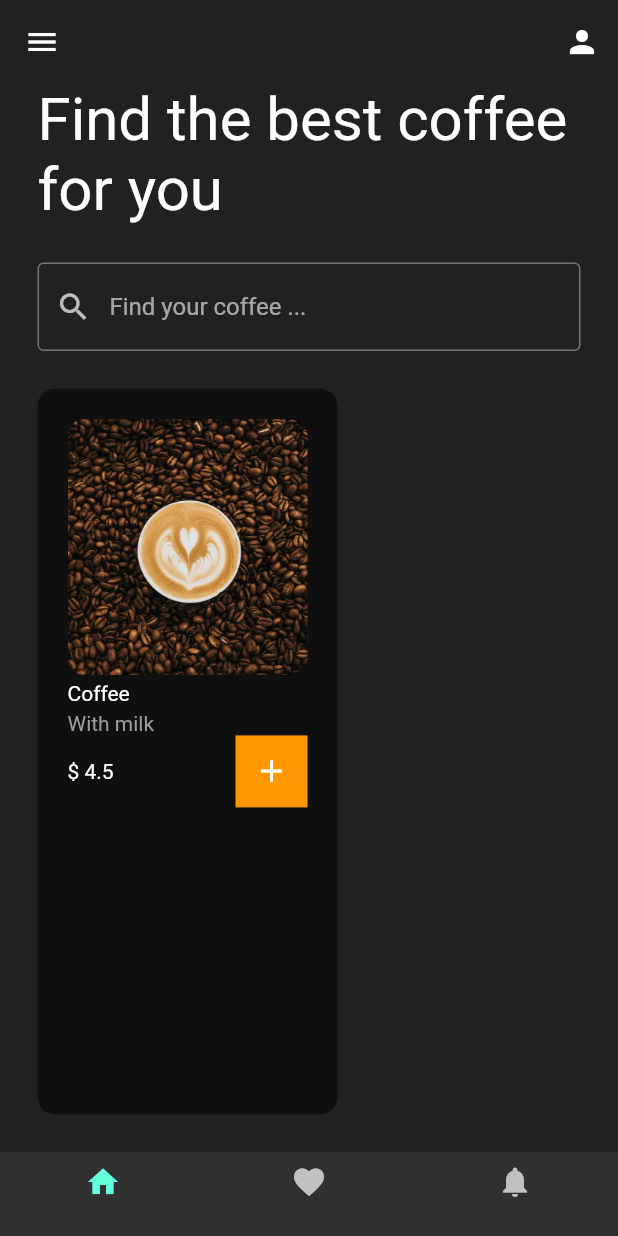
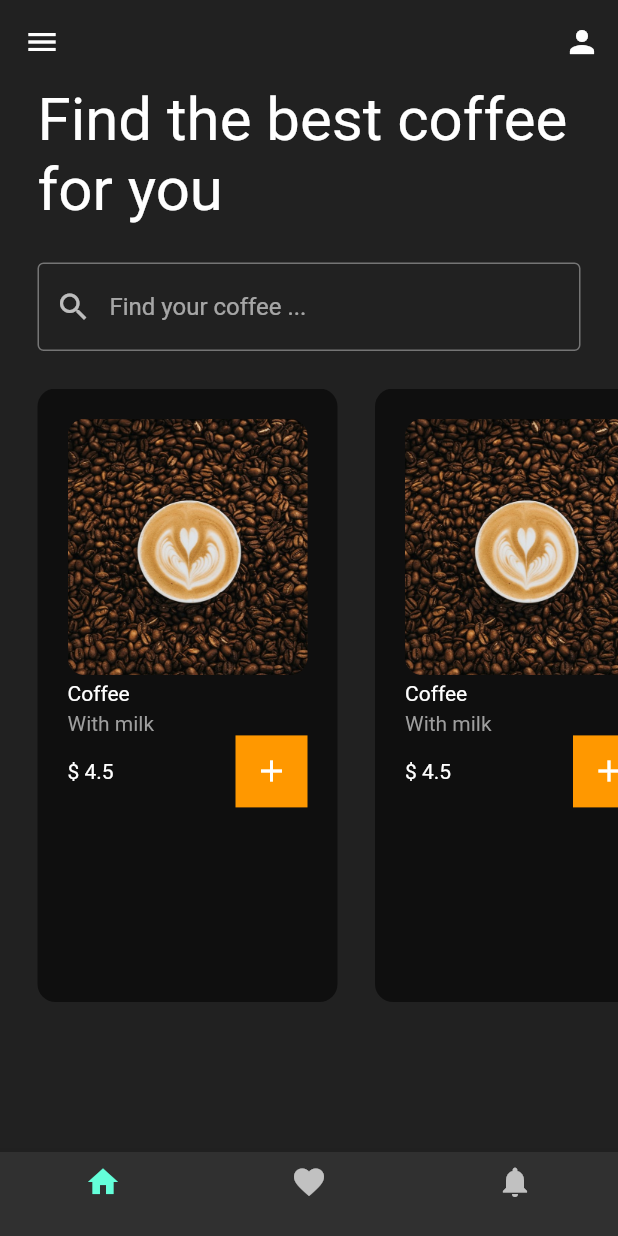
Before and after one commit to MERakram/tea_salon, a Flutter app: the screen it shows after launch, on a phone screen of 412 x 824 dp. Run offline on Flutter 3.47's test engine with Material 2 defaults, Android fonts, the phone set to English and light mode, and no system bars.

```diff
--- a/lib/components/coffee_card.dart
+++ b/lib/components/coffee_card.dart
@@ -6,7 +6,7 @@ class CoffeeCard extends StatelessWidget {
   @override
   Widget build(BuildContext context) {
     return Padding(
-      padding: const EdgeInsets.only(left: 25, bottom: 25),
+      padding: const EdgeInsets.only(left: 25, bottom: 100),
       child: Container(
         padding: const EdgeInsets.all(20),
         width: 200,
--- a/lib/pages/home_page.dart
+++ b/lib/pages/home_page.dart
@@ -70,6 +70,7 @@ class _HomePageState extends State<HomePage> {
               child: ListView(
                 scrollDirection: Axis.horizontal,
                 children: [
+                  CoffeeCard(),
                   CoffeeCard()
                 ],
               ),
```
